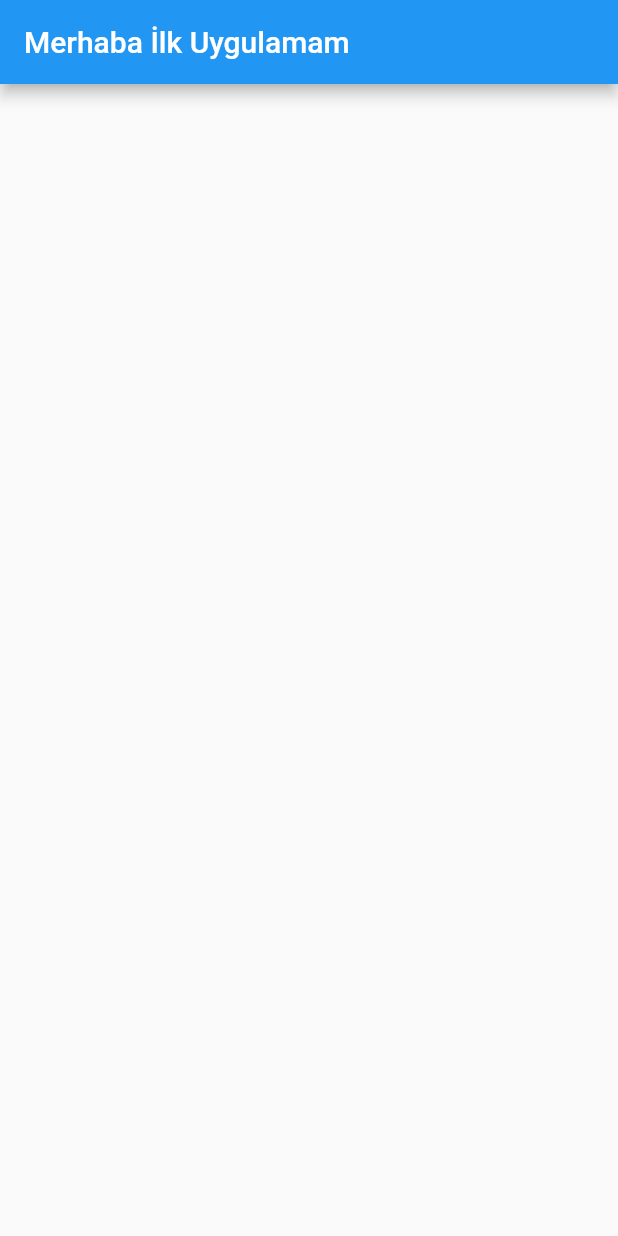
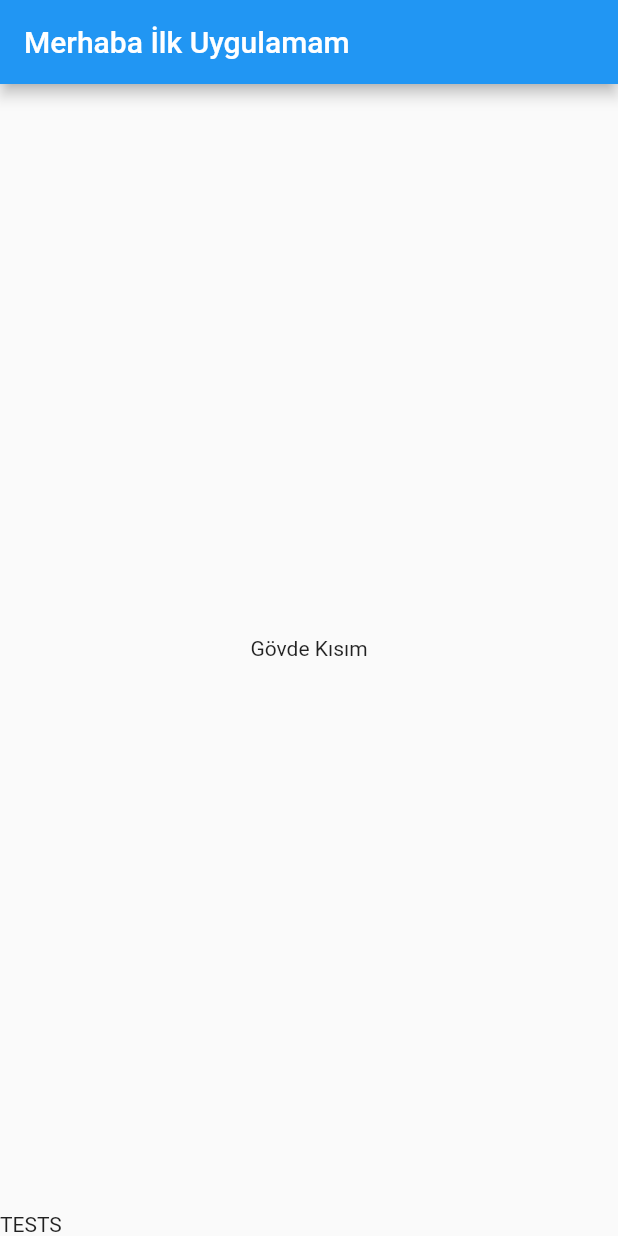
Before and after one commit to ufukunsal98/flutter-intro, a Flutter app: the screen it shows after launch, on a phone screen of 412 x 824 dp. Run offline on Flutter 3.47's test engine with Material 2 defaults, Android fonts, the light colour scheme and no system bars.

Commit message:
Ders 1 - Temel Widget mimarisi tammlandı.

```diff
--- a/lib/main.dart
+++ b/lib/main.dart
@@ -10,6 +10,12 @@ void main() {
       appBar: AppBar(
         title: Text(message),
       ),
+      body: Center(
+        child: Text("Gövde Kısım"),
+      ),
+      bottomNavigationBar: Text(
+        "TESTS"
+      ),
     ),
   ));
 }
```
